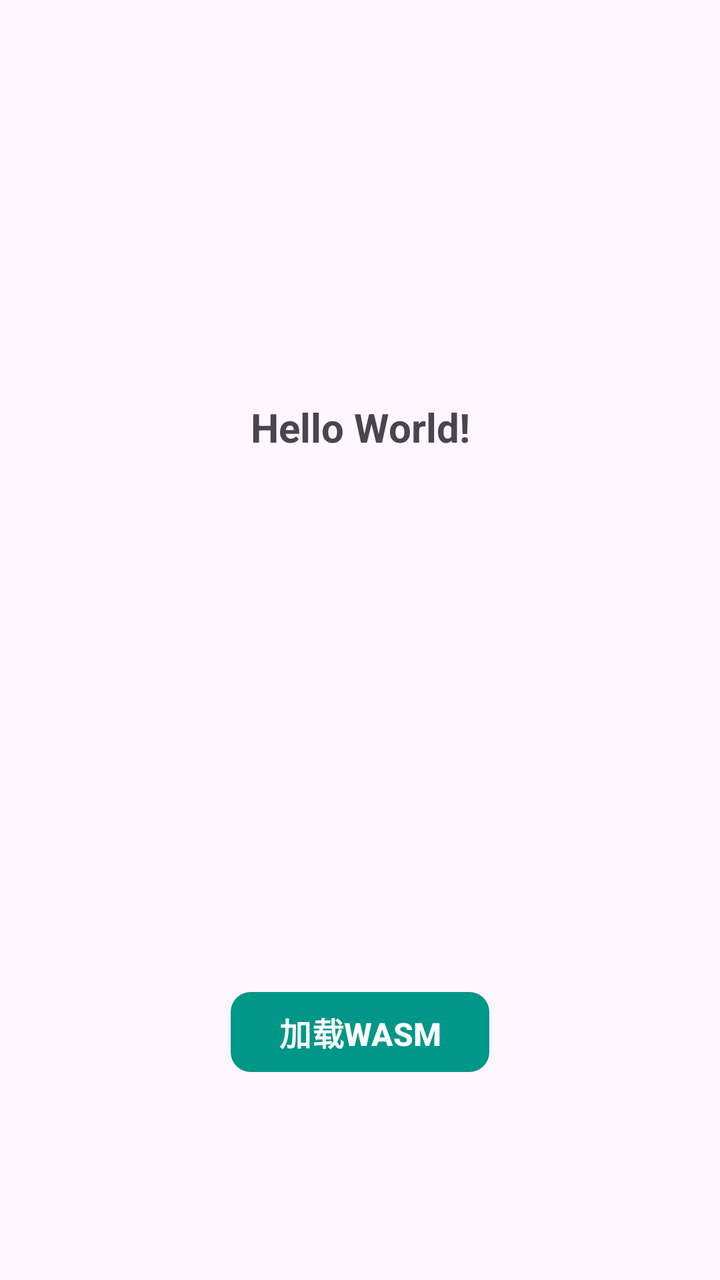
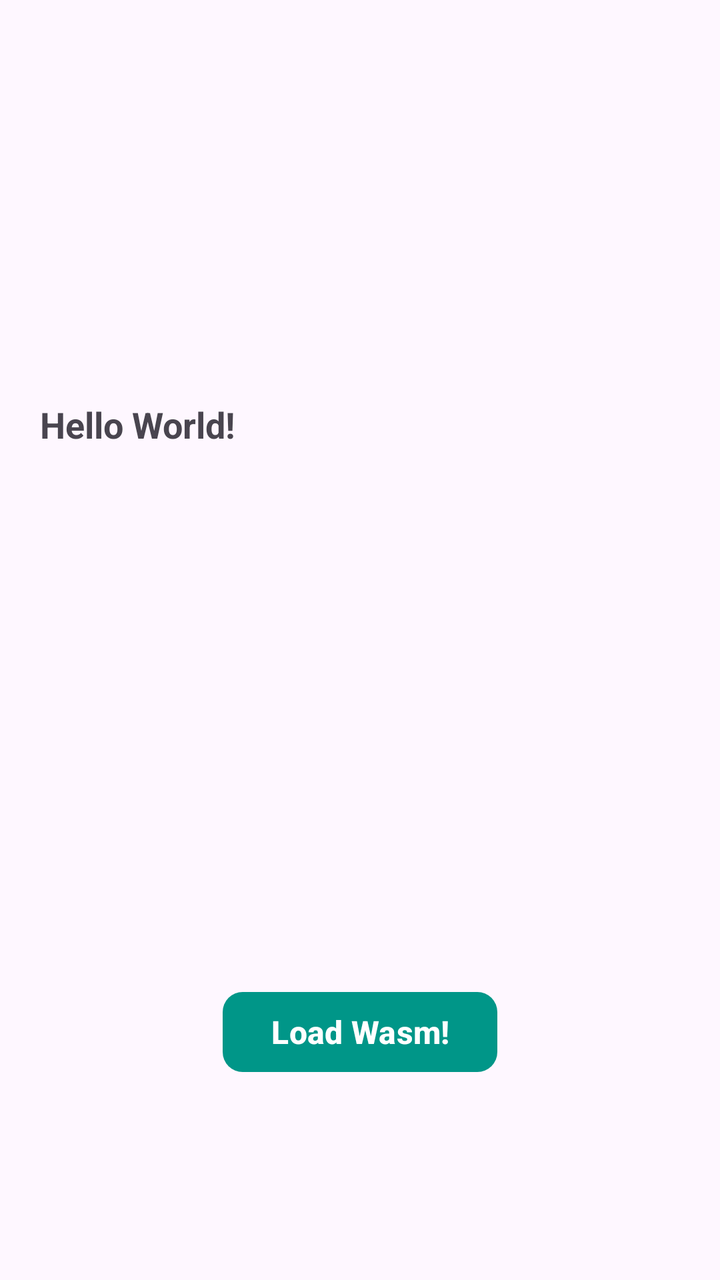

Two renders of the same Android screen: before a commit and after it. Below are the layout's source before the change and the commit's diff.
<!-- AndroidManifest.xml: application theme Theme.AndroidSampleTest -->
<!-- res/layout/activity_main.xml -->
<?xml version="1.0" encoding="utf-8"?>
<androidx.constraintlayout.widget.ConstraintLayout xmlns:android="http://schemas.android.com/apk/res/android"
    xmlns:app="http://schemas.android.com/apk/res-auto"
    xmlns:tools="http://schemas.android.com/tools"
    android:id="@+id/main"
    android:layout_width="match_parent"
    android:layout_height="match_parent">

    <TextView
        android:id="@+id/content"
        android:layout_width="wrap_content"
        android:layout_height="wrap_content"
        android:gravity="center"
        android:layout_marginTop="200dp"
        android:text="Hello World!"
        android:textSize="20sp"
        android:textStyle="bold"
        app:layout_constraintEnd_toEndOf="parent"
        app:layout_constraintStart_toStartOf="parent"
        app:layout_constraintTop_toTopOf="parent" />

    <com.google.android.material.button.MaterialButton
        android:id="@+id/load"
        android:layout_width="wrap_content"
        android:layout_height="wrap_content"
        android:layout_marginBottom="100dp"
        android:text="加载WASM"
        android:textSize="16sp"
        android:textStyle="bold"
        app:backgroundTint="#009688"
        app:cornerRadius="10dp"
        app:layout_constraintBottom_toBottomOf="parent"
        app:layout_constraintEnd_toEndOf="parent"
        app:layout_constraintStart_toStartOf="parent" />

</androidx.constraintlayout.widget.ConstraintLayout>
<!-- resources referenced by this layout -->
<resources>
  <style name="Theme.AndroidSampleTest" parent="Base.Theme.AndroidSampleTest" />
  <style name="Base.Theme.AndroidSampleTest" parent="Theme.Material3.DayNight.NoActionBar">
          
          
      </style>
</resources>

<!-- the commit's change to res/layout/activity_main.xml (unified diff, before → after) -->
@@ -8,12 +8,14 @@
 
     <TextView
         android:id="@+id/content"
-        android:layout_width="wrap_content"
+        android:layout_width="0dp"
         android:layout_height="wrap_content"
-        android:gravity="center"
+        android:gravity="start"
         android:layout_marginTop="200dp"
+        android:layout_marginStart="20dp"
+        android:layout_marginEnd="20dp"
         android:text="Hello World!"
-        android:textSize="20sp"
+        android:textSize="18sp"
         android:textStyle="bold"
         app:layout_constraintEnd_toEndOf="parent"
         app:layout_constraintStart_toStartOf="parent"
@@ -24,7 +26,7 @@
         android:layout_width="wrap_content"
         android:layout_height="wrap_content"
         android:layout_marginBottom="100dp"
-        android:text="加载WASM"
+        android:text="Load Wasm!"
         android:textSize="16sp"
         android:textStyle="bold"
         app:backgroundTint="#009688"
